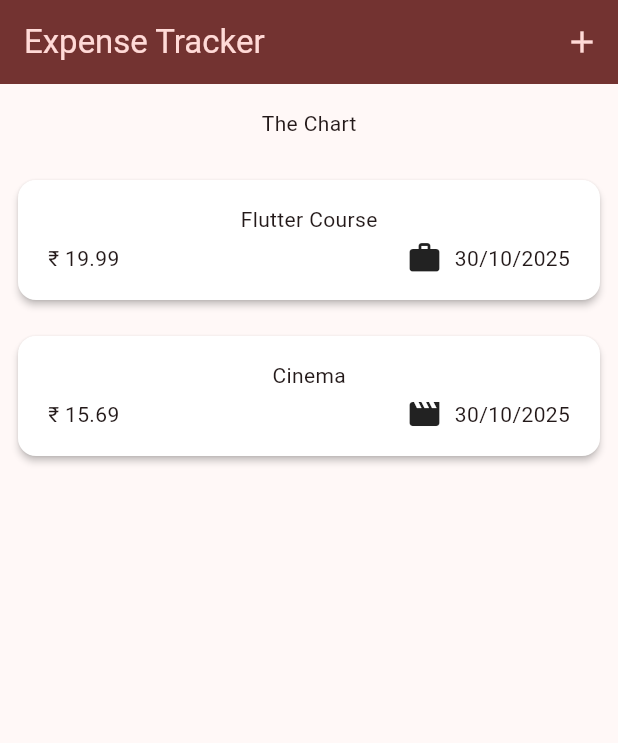
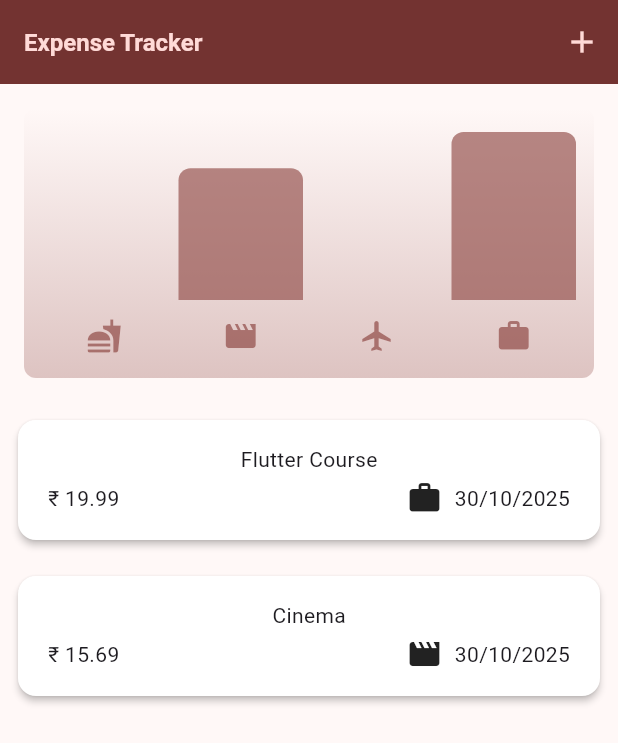
Before and after one commit to Avinash174/Expenses-Tracker, a Flutter app: the screen it shows after launch, on a phone screen of 412 x 824 dp. Shown: the top 743 px of the screen. Run offline on Flutter 3.47's test engine with Material 3 defaults, Android fonts, the phone set to English and light mode, and no system bars.

Commit message:
expenses tracker app done

```diff
--- a/lib/expenses.dart
+++ b/lib/expenses.dart
@@ -1,4 +1,5 @@
 // lib/expenses.dart
+import 'package:expense_tracker/widget/chart/chart.dart';
 import 'package:flutter/material.dart';
 import 'package:expense_tracker/new_expenses.dart';
 import 'package:expense_tracker/widget/expenses_list/expenses_list.dart';
@@ -93,10 +94,7 @@ class _ExpensesState extends State<Expenses> {
       ),
       body: Column(
         children: [
-          const Padding(
-            padding: EdgeInsets.all(16.0),
-            child: Text('The Chart'),
-          ),
+          Chart(expenses: registeredExpenses),
           Expanded(
             child: ExpensesList(
               expenses: registeredExpenses,
--- a/lib/main.dart
+++ b/lib/main.dart
@@ -27,8 +27,21 @@ class MyApp extends StatelessWidget {
           margin: EdgeInsets.all(12),
         ),
         bottomSheetTheme: BottomSheetThemeData(backgroundColor: Colors.white),
+        elevatedButtonTheme: ElevatedButtonThemeData(
+          style: ElevatedButton.styleFrom(
+            backgroundColor: KColorScheme.primaryContainer,
+            foregroundColor: KColorScheme.onPrimaryContainer,
+          ),
+        ),
+        textTheme: ThemeData().textTheme.copyWith(
+          titleLarge: TextStyle(
+            fontWeight: FontWeight.bold,
+            fontSize: 16,
+            color: KColorScheme.onSecondaryContainer,
+          ),
+        ),
       ),
-      home: const Expenses(),
+      home: Expenses(),
     );
   }
 }
--- a/lib/model/expense.dart
+++ b/lib/model/expense.dart
@@ -35,3 +35,21 @@ class ExpenseModel {
 
   String get formattedDate => formatter.format(date);
 }
+
+class ExpenseBucket {
+  const ExpenseBucket({required this.category, required this.expenses});
+  ExpenseBucket.forCategory(List<ExpenseModel> allExpenses, this.category)
+    : expenses = allExpenses
+          .where((expense) => expense.category == category)
+          .toList();
+  final Category category;
+  final List<ExpenseModel> expenses;
+
+  double get totalExpenses {
+    double sum = 0;
+    for (final expense in expenses) {
+      sum += expense.amount;
+    }
+    return sum;
+  }
+}
--- /dev/null
+++ b/lib/widget/chart/chart.dart
@@ -0,0 +1,90 @@
+import 'package:expense_tracker/model/expense.dart';
+import 'package:expense_tracker/widget/chart/chart_bar.dart';
+import 'package:flutter/material.dart';
+
+class Chart extends StatelessWidget {
+  const Chart({super.key, required this.expenses});
+
+  final List<ExpenseModel> expenses;
+
+  List<ExpenseBucket> get buckets {
+    return [
+      ExpenseBucket.forCategory(expenses, Category.food),
+      ExpenseBucket.forCategory(expenses, Category.leisure),
+      ExpenseBucket.forCategory(expenses, Category.travel),
+      ExpenseBucket.forCategory(expenses, Category.work),
+    ];
+  }
+
+  double get maxTotalExpense {
+    double maxTotalExpense = 0;
+
+    for (final bucket in buckets) {
+      if (bucket.totalExpenses > maxTotalExpense) {
+        maxTotalExpense = bucket.totalExpenses;
+      }
+    }
+
+    return maxTotalExpense;
+  }
+
+  @override
+  Widget build(BuildContext context) {
+    final isDarkMode =
+        MediaQuery.of(context).platformBrightness == Brightness.dark;
+    return Container(
+      margin: const EdgeInsets.all(16),
+      padding: const EdgeInsets.symmetric(vertical: 16, horizontal: 8),
+      width: double.infinity,
+      height: 180,
+      decoration: BoxDecoration(
+        borderRadius: BorderRadius.circular(8),
+        gradient: LinearGradient(
+          colors: [
+            Theme.of(context).colorScheme.primary.withOpacity(0.3),
+            Theme.of(context).colorScheme.primary.withOpacity(0.0),
+          ],
+          begin: Alignment.bottomCenter,
+          end: Alignment.topCenter,
+        ),
+      ),
+      child: Column(
+        children: [
+          Expanded(
+            child: Row(
+              crossAxisAlignment: CrossAxisAlignment.end,
+              children: [
+                for (final bucket in buckets) // alternative to map()
+                  ChartBar(
+                    fill: bucket.totalExpenses == 0
+                        ? 0
+                        : bucket.totalExpenses / maxTotalExpense,
+                  ),
+              ],
+            ),
+          ),
+          const SizedBox(height: 12),
+          Row(
+            children: buckets
+                .map(
+                  (bucket) => Expanded(
+                    child: Padding(
+                      padding: const EdgeInsets.symmetric(horizontal: 4),
+                      child: Icon(
+                        categoryIcons[bucket.category],
+                        color: isDarkMode
+                            ? Theme.of(context).colorScheme.secondary
+                            : Theme.of(
+                                context,
+                              ).colorScheme.primary.withOpacity(0.7),
+                      ),
+                    ),
+                  ),
+                )
+                .toList(),
+          ),
+        ],
+      ),
+    );
+  }
+}
--- /dev/null
+++ b/lib/widget/chart/chart_bar.dart
@@ -0,0 +1,32 @@
+import 'package:flutter/material.dart';
+
+class ChartBar extends StatelessWidget {
+  const ChartBar({super.key, required this.fill});
+
+  final double fill;
+
+  @override
+  Widget build(BuildContext context) {
+    final isDarkMode =
+        MediaQuery.of(context).platformBrightness == Brightness.dark;
+    return Expanded(
+      child: Padding(
+        padding: const EdgeInsets.symmetric(horizontal: 4),
+        child: FractionallySizedBox(
+          heightFactor: fill,
+          child: DecoratedBox(
+            decoration: BoxDecoration(
+              shape: BoxShape.rectangle,
+              borderRadius: const BorderRadius.vertical(
+                top: Radius.circular(8),
+              ),
+              color: isDarkMode
+                  ? Theme.of(context).colorScheme.secondary
+                  : Theme.of(context).colorScheme.primary.withOpacity(0.65),
+            ),
+          ),
+        ),
+      ),
+    );
+  }
+}
```
